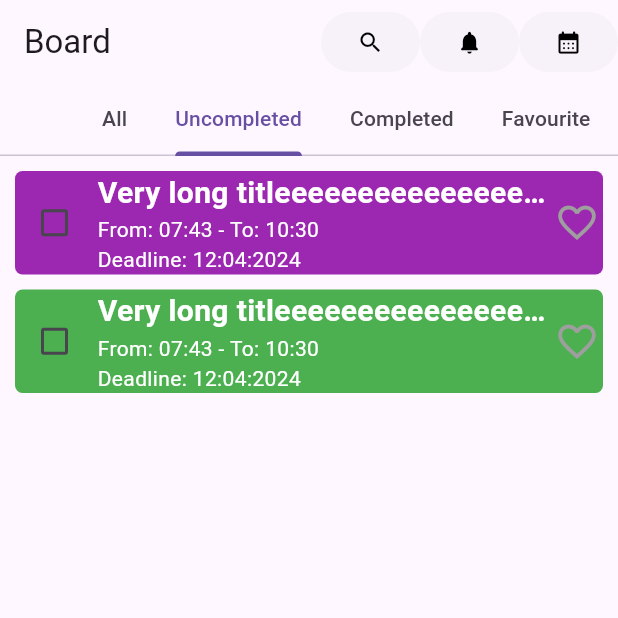
After one commit to TrungHoa-D/Flutter, a Flutter app: the Board screen opened directly, tab 2 chosen, on a phone screen of 412 x 824 dp, the top half of it. The commit adds this screen. Run offline on Flutter 3.47's test engine with Material 3 defaults, Android fonts, the phone set to English and light mode, and no system bars.

Commit message:
submit test

```diff
--- /dev/null
+++ b/test_1/analysis_options.yaml
@@ -0,0 +1 @@
+include: package:flutter_lints/flutter.yaml
--- /dev/null
+++ b/test_1/lib/main.dart
@@ -0,0 +1,367 @@
+import 'package:flutter/material.dart';
+
+class Task {
+  String title;
+  String startTime;
+  String endTime;
+  String deadline;
+  bool isFavorite;
+  bool isCompleted;
+  String remid;
+  String repeat;
+  Color color;
+  Task(this.title, this.startTime, this.endTime, this.deadline, this.isFavorite,
+      this.isCompleted, this.remid, this.repeat, this.color);
+}
+
+void main() {
+  runApp(const MaterialApp(
+    home: Board(),
+  ));
+}
+
+class Board extends StatelessWidget {
+  const Board({super.key});
+
+  @override
+  Widget build(BuildContext context) {
+    List<Task> tasklist = [];
+    tasklist.add(Task("Very long titleeeeeeeeeeeeeeeeeeeeeeeeeeeeeeeeeeeeeeee",
+        "07:43", "10:30", "12:04:2024", true, true, "", "", Colors.blue));
+    tasklist.add(Task("Very long titleeeeeeeeeeeeeeeeeeeeeeeeeeeeeeeeeeeeeeee",
+        "07:43", "10:30", "12:04:2024", false, true, "", "", Colors.pink));
+    tasklist.add(Task("Very long titleeeeeeeeeeeeeeeeeeeeeeeeeeeeeeeeeeeeeeee",
+        "07:43", "10:30", "12:04:2024", true, false, "", "", Colors.purple));
+    tasklist.add(Task("Very long titleeeeeeeeeeeeeeeeeeeeeeeeeeeeeeeeeeeeeeee",
+        "07:43", "10:30", "12:04:2024", false, false, "", "", Colors.green));
+    List<Task> uncom =
+        tasklist.where((element) => !element.isCompleted).toList();
+    List<Task> com = tasklist.where((element) => element.isCompleted).toList();
+    List<Task> fav = tasklist.where((element) => element.isFavorite).toList();
+    return DefaultTabController(
+      length: 4,
+      child: Scaffold(
+        appBar: AppBar(
+          title: const Text("Board"),
+          actions: [
+            ElevatedButton(
+                onPressed: () {},
+                style: ElevatedButton.styleFrom(elevation: 0),
+                child: const Icon(
+                  Icons.search,
+                  color: Colors.black,
+                )),
+            ElevatedButton(
+                onPressed: () {},
+                style: ElevatedButton.styleFrom(elevation: 0),
+                child: const Icon(
+                  Icons.notifications_rounded,
+                  color: Colors.black,
+                )),
+            ElevatedButton(
+                onPressed: () {},
+                style: ElevatedButton.styleFrom(elevation: 0),
+                child: const Icon(
+                  Icons.calendar_month_rounded,
+                  color: Colors.black,
+                )),
+          ],
+          bottom: const TabBar(isScrollable: true, tabs: [
+            Tab(
+              text: "All",
+            ),
+            Tab(
+              text: "Uncompleted",
+            ),
+            Tab(
+              text: "Completed",
+            ),
+            Tab(
+              text: "Favourite",
+            ),
+          ]),
+        ),
+        body: Padding(
+          padding: const EdgeInsets.all(10),
+          child: TabBarView(
+            children: [
+              //All
+              ListView.builder(
+                itemCount: tasklist.length,
+                itemBuilder: (context, i) => Container(
+                  margin: const EdgeInsets.only(bottom: 10),
+                  decoration: BoxDecoration(
+                    borderRadius: BorderRadius.circular(5),
+                    color: tasklist.elementAt(i).color,
+                  ),
+                  child: Row(
+                    mainAxisAlignment: MainAxisAlignment.spaceAround,
+                    children: [
+                      CheckboxExample(),
+                      Column(
+                        crossAxisAlignment: CrossAxisAlignment.start,
+                        children: [
+                          SizedBox(
+                            width: 300,
+                            child: Text(
+                              tasklist.elementAt(i).title,
+                              maxLines: 1,
+                              overflow: TextOverflow.ellipsis,
+                              style: const TextStyle(
+                                color: Colors.white,
+                                fontSize: 20,
+                                fontWeight: FontWeight.bold,
+                              ),
+                              textAlign: TextAlign.left,
+                            ),
+                          ),
+                          Text(
+                            'From: ${tasklist.elementAt(i).startTime} - To: ${tasklist.elementAt(i).endTime}',
+                            style: const TextStyle(
+                              color: Colors.white,
+                            ),
+                            textAlign: TextAlign.left,
+                          ),
+                          Text(
+                            'Deadline: ${tasklist.elementAt(i).deadline}',
+                            style: const TextStyle(
+                              color: Colors.white,
+                            ),
+                            textAlign: TextAlign.left,
+                          )
+                        ],
+                      ),
+                      FavoriteCheckbox()
+                    ],
+                  ),
+                ),
+              ),
+              //Uncompleted
+              ListView.builder(
+                itemCount: uncom.length,
+                itemBuilder: (context, i) => Container(
+                  margin: const EdgeInsets.only(bottom: 10),
+                  decoration: BoxDecoration(
+                    borderRadius: BorderRadius.circular(5),
+                    color: uncom.elementAt(i).color,
+                  ),
+                  child: Row(
+                    mainAxisAlignment: MainAxisAlignment.spaceAround,
+                    children: [
+                      CheckboxExample(),
+                      Column(
+                        crossAxisAlignment: CrossAxisAlignment.start,
+                        children: [
+                          SizedBox(
+                            width: 300,
+                            child: Text(
+                              uncom.elementAt(i).title,
+                              maxLines: 1,
+                              overflow: TextOverflow.ellipsis,
+                              style: const TextStyle(
+                                color: Colors.white,
+                                fontSize: 20,
+                                fontWeight: FontWeight.bold,
+                              ),
+                              textAlign: TextAlign.left,
+                            ),
+                          ),
+                          Text(
+                            'From: ${uncom.elementAt(i).startTime} - To: ${uncom.elementAt(i).endTime}',
+                            style: const TextStyle(
+                              color: Colors.white,
+                            ),
+                            textAlign: TextAlign.left,
+                          ),
+                          Text(
+                            'Deadline: ${uncom.elementAt(i).deadline}',
+                            style: const TextStyle(
+                              color: Colors.white,
+                            ),
+                            textAlign: TextAlign.left,
+                          )
+                        ],
+                      ),
+                      FavoriteCheckbox()
+                    ],
+                  ),
+                ),
+              ),
+              //Completed
+              ListView.builder(
+                itemCount: com.length,
+                itemBuilder: (context, i) => Container(
+                  margin: const EdgeInsets.only(bottom: 10),
+                  decoration: BoxDecoration(
+                    borderRadius: BorderRadius.circular(5),
+                    color: com.elementAt(i).color,
+                  ),
+                  child: Row(
+                    mainAxisAlignment: MainAxisAlignment.spaceAround,
+                    children: [
+                      CheckboxExample(),
+                      Column(
+                        crossAxisAlignment: CrossAxisAlignment.start,
+                        children: [
+                          SizedBox(
+                            width: 300,
+                            child: Text(
+                              com.elementAt(i).title,
+                              maxLines: 1,
+                              overflow: TextOverflow.ellipsis,
+                              style: const TextStyle(
+                                color: Colors.white,
+                                fontSize: 20,
+                                fontWeight: FontWeight.bold,
+                              ),
+                              textAlign: TextAlign.left,
+                            ),
+                          ),
+                          Text(
+                            'From: ${com.elementAt(i).startTime} - To: ${com.elementAt(i).endTime}',
+                            style: const TextStyle(
+                              color: Colors.white,
+                            ),
+                            textAlign: TextAlign.left,
+                          ),
+                          Text(
+                            'Deadline: ${com.elementAt(i).deadline}',
+                            style: const TextStyle(
+                              color: Colors.white,
+                            ),
+                            textAlign: TextAlign.left,
+                          )
+                        ],
+                      ),
+                      FavoriteCheckbox()
+                    ],
+                  ),
+                ),
+              ),
+              //Favourite
+              ListView.builder(
+                itemCount: fav.length,
+                itemBuilder: (context, i) => Container(
+                  margin: const EdgeInsets.only(bottom: 10),
+                  decoration: BoxDecoration(
+                    borderRadius: BorderRadius.circular(5),
+                    color: fav.elementAt(i).color,
+                  ),
+                  child: Row(
+                    mainAxisAlignment: MainAxisAlignment.spaceAround,
+                    children: [
+                      CheckboxExample(),
+                      Column(
+                        crossAxisAlignment: CrossAxisAlignment.start,
+                        children: [
+                          SizedBox(
+                            width: 300,
+                            child: Text(
+                              fav.elementAt(i).title,
+                              maxLines: 1,
+                              overflow: TextOverflow.ellipsis,
+                              style: const TextStyle(
+                                color: Colors.white,
+                                fontSize: 20,
+                                fontWeight: FontWeight.bold,
+                              ),
+                              textAlign: TextAlign.left,
+                            ),
+                          ),
+                          Text(
+                            'From: ${fav.elementAt(i).startTime} - To: ${fav.elementAt(i).endTime}',
+                            style: const TextStyle(
+                              color: Colors.white,
+                            ),
+                            textAlign: TextAlign.left,
+                          ),
+                          Text(
+                            'Deadline: ${fav.elementAt(i).deadline}',
+                            style: const TextStyle(
+                              color: Colors.white,
+                            ),
+                            textAlign: TextAlign.left,
+                          )
+                        ],
+                      ),
+                      FavoriteCheckbox()
+                    ],
+                  ),
+                ),
+              ),
+            ],
+          ),
+        ),
+      ),
+    );
+  }
+}
+
+class All extends StatefulWidget {
+  const All({super.key});
+  @override
+  State<All> createState() => _AllState();
+}
+
+class _AllState extends State<All> {
+  @override
+  Widget build(BuildContext context) {
+    return Container();
+  }
+}
+
+class CheckboxExample extends StatefulWidget {
+  @override
+  _CheckboxExampleState createState() => _CheckboxExampleState();
+}
+
+class _CheckboxExampleState extends State<CheckboxExample> {
+  bool _isChecked = false;
+  @override
+  Widget build(BuildContext context) {
+    return Center(
+      child: Checkbox(
+        value: _isChecked,
+        onChanged: (bool? value) {
+          setState(() {
+            _isChecked = value!;
+          });
+        },
+        activeColor: Colors.black,
+      ),
+    );
+  }
+}
+
+class FavoriteCheckbox extends StatefulWidget {
+  @override
+  _FavoriteCheckboxState createState() => _FavoriteCheckboxState();
+}
+
+class _FavoriteCheckboxState extends State<FavoriteCheckbox> {
+  bool _isChecked = false;
+
+  @override
+  Widget build(BuildContext context) {
+    return Center(
+      child: InkWell(
+        onTap: () {
+          setState(() {
+            _isChecked = !_isChecked;
+          });
+        },
+        child: Container(
+          child: Icon(
+            _isChecked
+                ? Icons.favorite
+                : Icons.favorite_border, // Sử dụng icon heart
+            color: _isChecked
+                ? Colors.red
+                : Colors.grey, // Màu sắc của icon thay đổi tùy theo trạng thái
+            size: 30, // Kích thước của icon
+          ),
+        ),
+      ),
+    );
+  }
+}
```
Also changed, not shown: hello_world/lib/main.dart (+131 -25 lines), test_1/pubspec.yaml (added, +19 -0 lines), test_1/pubspec.lock (added), 123 other files.
